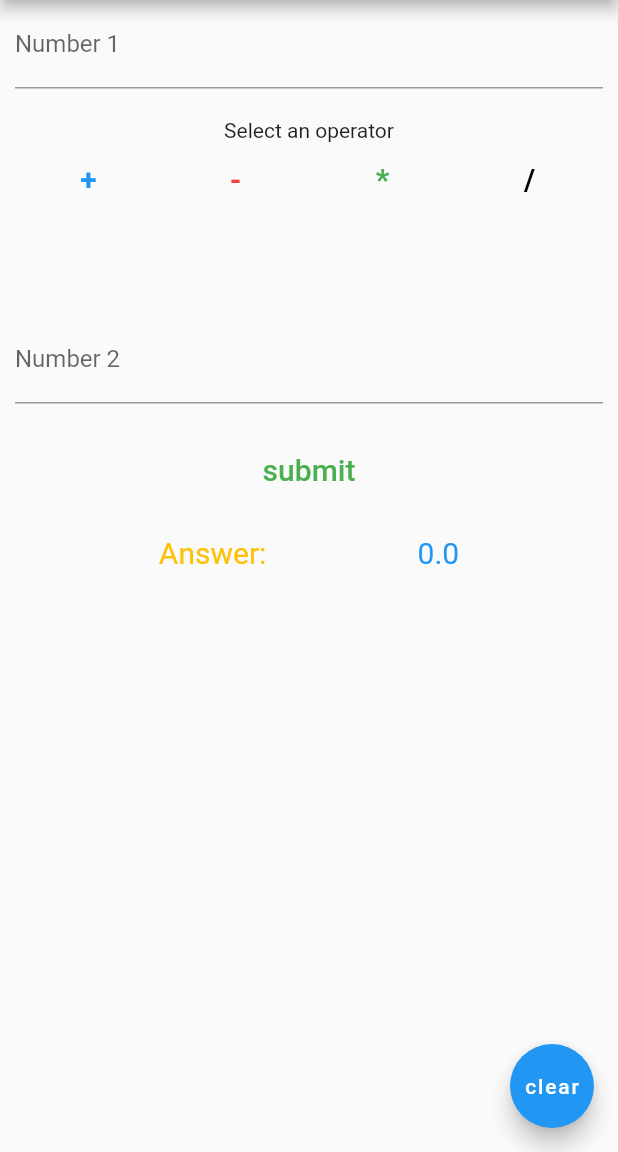
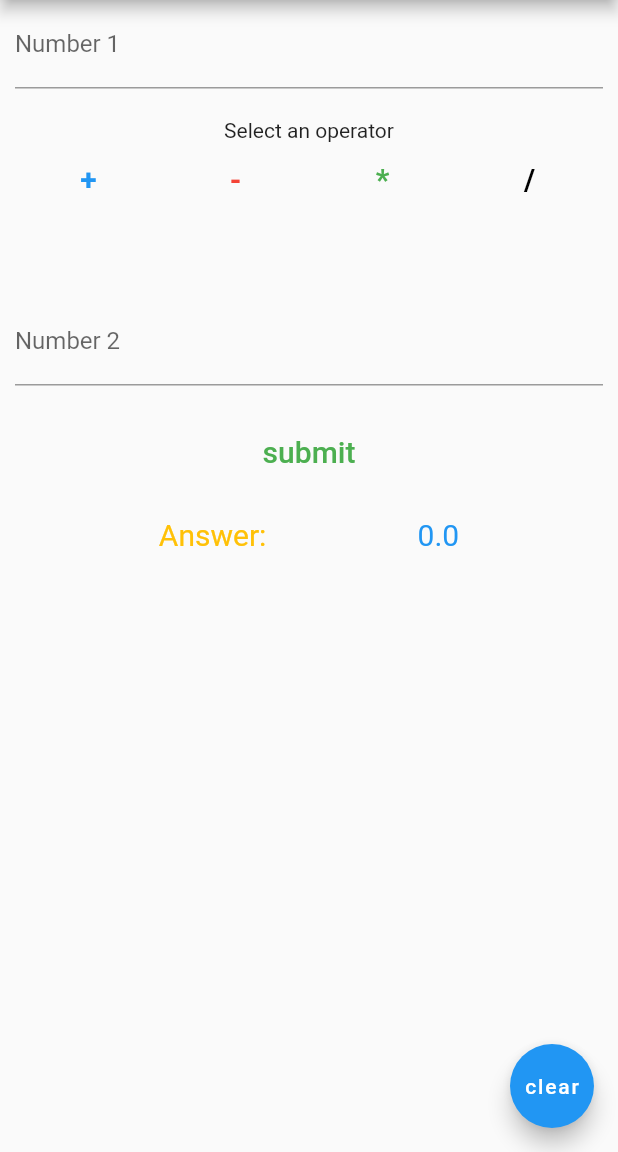
Before and after one commit to chaudharyniraj/Flutter_demo, a Flutter app: the screen it shows after launch, on a phone screen of 412 x 824 dp, the part 84-1236 px from its top. Run offline on Flutter 3.47's test engine with Material 2 defaults, Android fonts, the phone set to English and light mode, and no system bars.

Commit message:
re-arranging

```diff
--- a/Flutter/calculator/calculator_demo_app/lib/Calclulation/Logic/Logic.dart
+++ b/Flutter/calculator/calculator_demo_app/lib/Calclulation/Logic/Logic.dart
@@ -3,16 +3,12 @@ class Logic {
     double result = 0.0;
     if (operator == '+') {
       result = firstNumber + secondNumber;
-      // return result;
     } else if (operator == '-') {
       result = firstNumber - secondNumber;
-      // return result;
     } else if (operator == '*') {
       result = firstNumber * secondNumber;
-      // return result;
     } else if (operator == '/') {
       result = firstNumber / secondNumber;
-      // return result;
     }
     return result;
   }
--- a/Flutter/calculator/calculator_demo_app/lib/Calclulation/calculation_screenUI.dart
+++ b/Flutter/calculator/calculator_demo_app/lib/Calclulation/calculation_screenUI.dart
@@ -160,7 +160,7 @@ class _CalculationState extends State<Calculation> {
   Widget showSelectedOperator() {
     return Text(
       operator,
-      style: const TextStyle(fontSize: 40, color: Colors.black),
+      style: const TextStyle(fontSize: 30, color: Colors.black),
     );
   }
 
```
